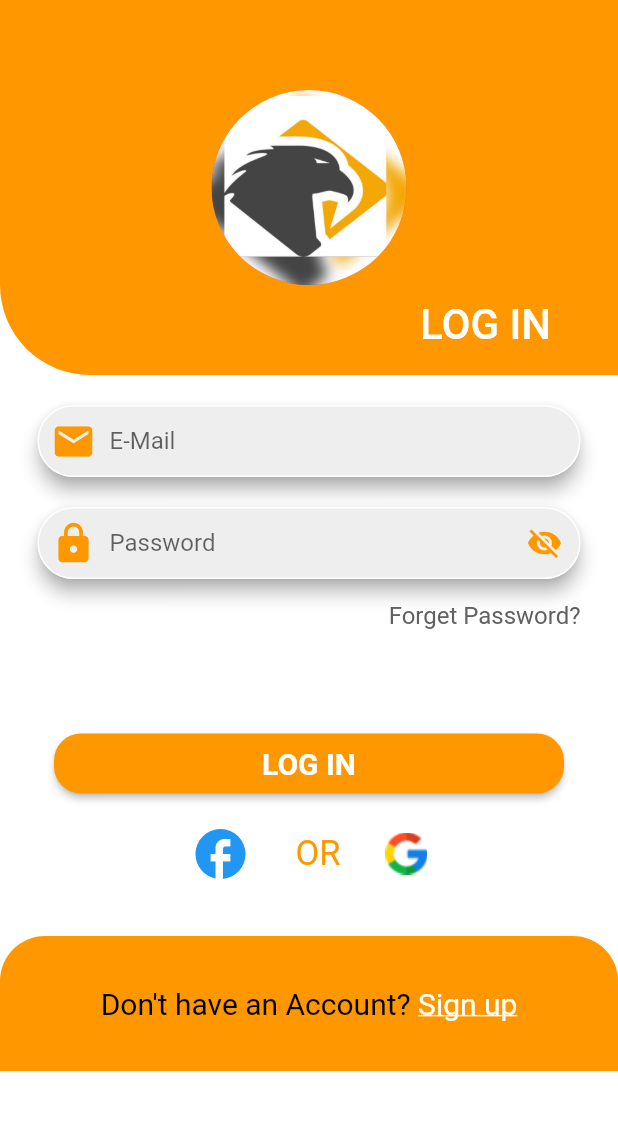
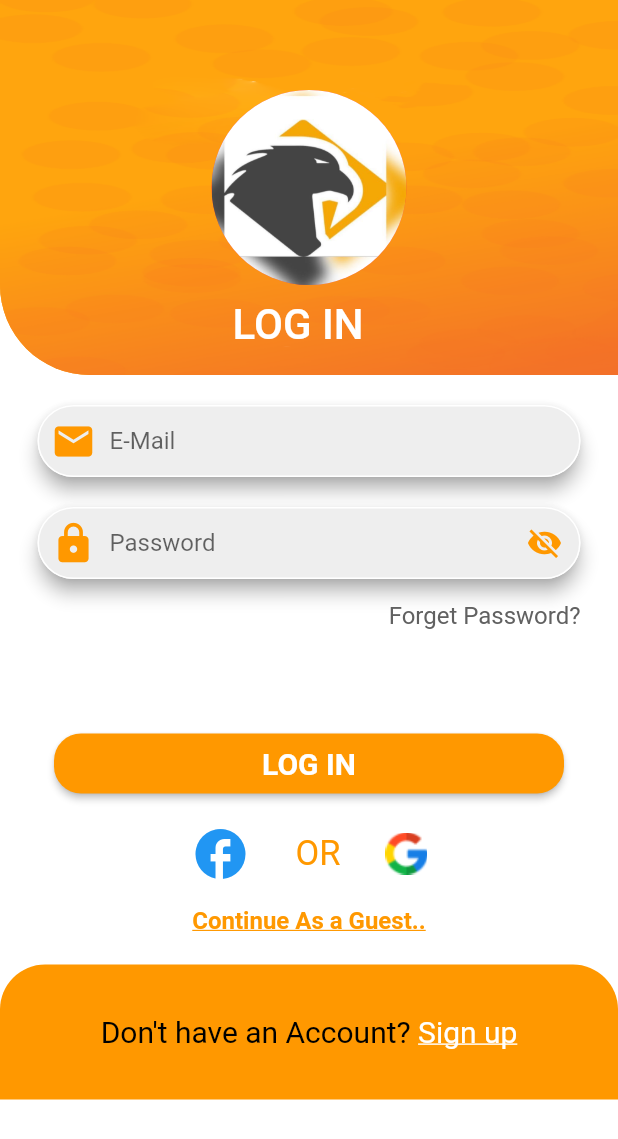
Before and after one commit to bishoyshehata/Car_Rental_App, a Flutter app: the screen it shows after launch, after a tap on "Save & Continue", on a phone screen of 412 x 824 dp. Shown: the top 1139 px of the screen. Run offline on Flutter 3.47's test engine with Material 2 defaults, Android fonts, the phone set to English and light mode, and no system bars; our stand-ins replace get, google_fonts, lottie; missing offline and left inert: dart:ffi, dialog_alert; project files that could hold a hidden picture were left out.

Commit message:
New Edits

```diff
--- a/lib/screens/auth/login.dart
+++ b/lib/screens/auth/login.dart
@@ -1,7 +1,7 @@
+import 'package:car_rental/theme/theme.dart';
 import 'package:car_rental/widgets/text_utils.dart';
 import 'package:flutter/material.dart';
 import 'package:get/get.dart';
-import '../../../theme/theme.dart';
 import '../../routes/routes.dart';
 import '../../widgets/auth/auth_button.dart';
 import '../../widgets/auth/auth_text_form_field.dart';
@@ -30,6 +30,8 @@ class Login_Screen extends StatelessWidget {
                            color: mainColor,
                            borderRadius: BorderRadius.only(
                                bottomLeft: Radius.circular(60))),
+                       child: Image.asset("assets/images/splash_ui.png", fit: BoxFit.fill),
+                        clipBehavior: Clip.antiAlias,
 
 
                      ),
@@ -52,7 +54,7 @@ class Login_Screen extends StatelessWidget {
               ),
                      Positioned(
                        top:  200,
-                       left: 280,
+                       left: 155,
                        child: Row(
                          children: const[
                             Text_Utils(
@@ -146,7 +148,7 @@ class Login_Screen extends StatelessWidget {
                                       onTap:(){
 
                                       },
-                                      child: Icon(Icons.facebook_outlined ,color:  Colors.blue ,size:  40,)
+                                      child: const Icon(Icons.facebook_outlined ,color:  Colors.blue ,size:  40,)
                                 ),
                                 const SizedBox(width: 30,),
                                 const Text_Utils(
@@ -163,10 +165,23 @@ class Login_Screen extends StatelessWidget {
                                       child: Image.asset("assets/images/google.png"))
                               ],
                             ),
+                            const SizedBox(height: 15,),
+                            InkWell(
+                              onTap: (){
+                                Get.offNamed(Routes.mainScreen);
+
+                              },
+                              child: const Text_Utils(
+                                  fontWeight: FontWeight.bold,
+                                  text: 'Continue As a Guest..',
+                                  color: mainColor,
+                                  isUndeLine: true,
+                                  fontsize: 16),
+                            ),
                           ],
                         ),
                       ),
-                      const SizedBox(height: 35,),
+                      const SizedBox(height: 20,),
                       FooterContainer(
                         navigate: (){
                           Get.toNamed(Routes.signUpScreen);
--- a/lib/screens/auth/sign_up.dart
+++ b/lib/screens/auth/sign_up.dart
@@ -10,7 +10,6 @@ import '../../widgets/text_utils.dart';
 
 class SignUp_Screen extends StatelessWidget {
   SignUp_Screen({Key? key}) : super(key: key);
-  final _formkey=GlobalKey<FormState>();
   final TextEditingController nameController = TextEditingController();
   final TextEditingController mailController = TextEditingController();
   final TextEditingController passController = TextEditingController();
@@ -36,6 +35,8 @@ class SignUp_Screen extends StatelessWidget {
                               borderRadius: BorderRadius.only(
 
                                   bottomLeft: Radius.circular(60))),
+                          child: Image.asset("assets/images/splash_ui.png", fit: BoxFit.fill),
+                          clipBehavior: Clip.antiAlias,
 
 
                         ),
@@ -46,7 +47,6 @@ class SignUp_Screen extends StatelessWidget {
                               width: 130,
                               height: 130,
                               decoration: BoxDecoration(
-                                  color: Colors.red,
                                   borderRadius: BorderRadius.circular(100)
 
                               ),
@@ -57,7 +57,7 @@ class SignUp_Screen extends StatelessWidget {
                         ),
                         Positioned(
                           top: 200,
-                          left: 250,
+                          left: 150,
                           child: Row(
                             children: const [
                               Text_Utils(
--- a/lib/screens/welcome.dart
+++ b/lib/screens/welcome.dart
@@ -26,20 +26,20 @@ class Welcome_Screen extends StatelessWidget {
             child: Column(
               children: [
                 Padding(
-                  padding: EdgeInsets.only(left: 5, right: 5, top: 50),
+                  padding: const EdgeInsets.only(left: 5, right: 5, top: 50),
                   child: Text(
                     "Welcome",
-                    style:
-                        GoogleFonts.bungee(color: Colors.black.withOpacity(0.7), fontSize: 40),
+                    style: GoogleFonts.bungee(
+                        color: Colors.black.withOpacity(0.7), fontSize: 40),
                   ),
                 ),
-                SizedBox(
+                const SizedBox(
                   height: 10,
                 ),
                 Padding(
-                  padding: EdgeInsets.only(left: 5, right: 5),
+                  padding: const EdgeInsets.only(left: 5, right: 5),
                   child: Text(
-                    "TO Eagle LIMOuSINE",
+                    "At Eagle LIMOuSINE",
                     style:
                         GoogleFonts.bungee(color: Colors.white, fontSize: 30),
                   ),
@@ -53,8 +53,8 @@ class Welcome_Screen extends StatelessWidget {
                         color: Colors.white,
                         isUndeLine: false,
                         fontsize: 30)),
-                SizedBox(
-                  height: 20,
+                const SizedBox(
+                  height: 10,
                 ),
                 Container(
                   width: 350,
@@ -62,17 +62,23 @@ class Welcome_Screen extends StatelessWidget {
                       controller: Controller,
                       obsecureText: false,
                       validator: () {},
-                      prefex: Icon(
+                      prefex: const Icon(
                         Icons.flag,
                         color: mainColor,
                       ),
-                      suffix: Icon(Icons.arrow_drop_down),
+                      suffix: const Icon(Icons.arrow_drop_down),
                       hintText: 'Enter your Language...'),
                 ),
-                SizedBox(height: 10,),
-                AuthButton(onpress: (){
-                  Get.offNamed(Routes.logInScreen);
-                }, Text: 'Save & Continue' ),
+                const SizedBox(
+                  height: 5,
+                ),
+                AuthButton(
+                    onpress: () {
+                      Get.offNamed(Routes.logInScreen);
+                    },
+                    Text: 'Save & Continue'),
+
+
               ],
             ),
           ),
--- a/pubspec.yaml
+++ b/pubspec.yaml
@@ -37,6 +37,9 @@ dependencies:
   get: ^4.6.5
   lottie: ^1.4.1
   google_fonts: ^3.0.1
+  dialog_alert: ^0.0.3
+
+
 
 dev_dependencies:
   flutter_test:
```
Also changed, not shown: lib/widgets/auth/check_widgit.dart (+17 -1 lines), pubspec.lock.
